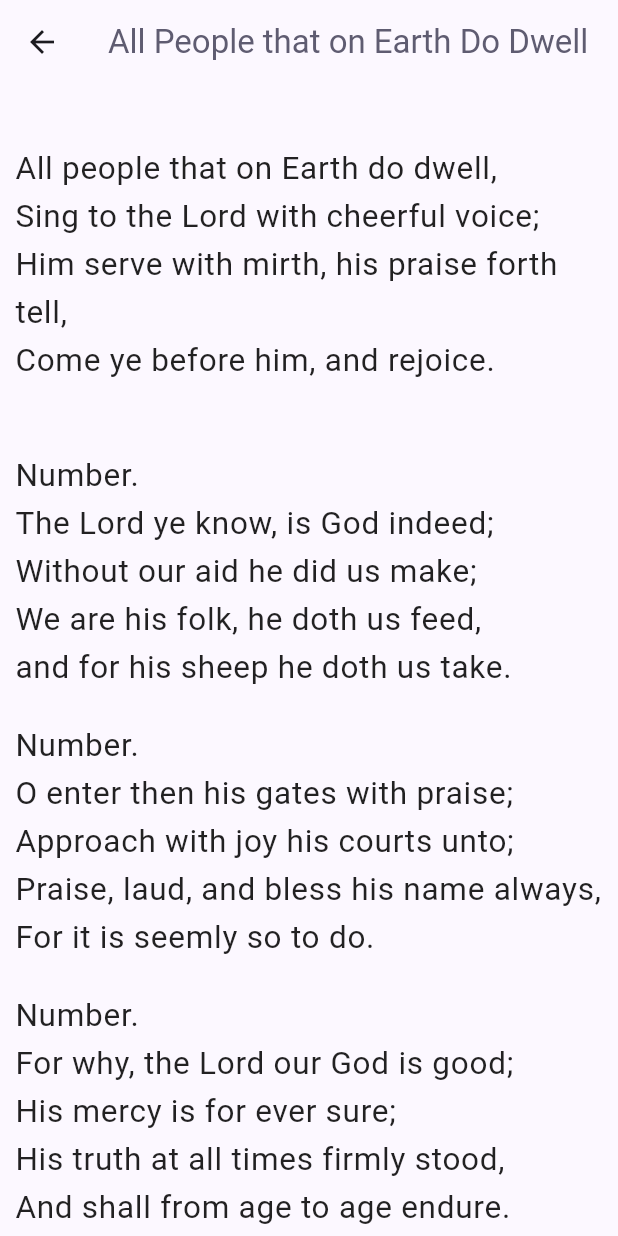
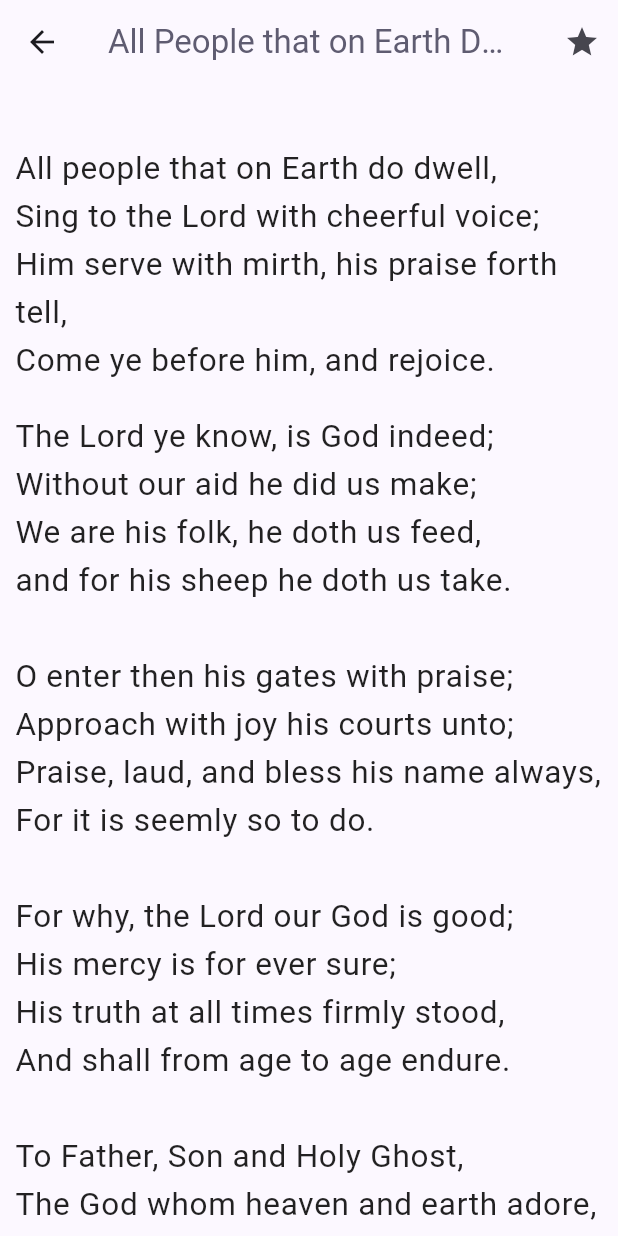
Before and after one commit to NkwiCyril/cameroon_hymnal, a Flutter app: the screen it shows after launch, after a tap on "1.", on a phone screen of 412 x 824 dp. Run offline on Flutter 3.47's test engine with Material 2 defaults, Android fonts, the phone set to English and light mode, and no system bars; our stand-ins replace google_fonts.

Commit message:
added bottom screen navigation to hymnal screen and favorite hymns

```diff
--- a/cameroon_hymnal/lib/data/hymn_data.dart
+++ b/cameroon_hymnal/lib/data/hymn_data.dart
@@ -6,78 +6,37 @@ const hymnData = [
     chorus: 'All people that on Earth do dwell,\nSing to the Lord with cheerful voice;\nHim serve with mirth, his praise forth tell,\nCome ye before him, and rejoice.',
     antiphon: [],
     verses: [
-      'The Lord ye know, is God indeed;\nWithout our aid he did us make;\nWe are his folk, he doth us feed,\nand for his sheep he doth us take.',
-      'O enter then his gates with praise;\nApproach with joy his courts unto;\nPraise, laud, and bless his name always,\nFor it is seemly so to do.',
-      'For why, the Lord our God is good;\nHis mercy is for ever sure;\nHis truth at all times firmly stood,\nAnd shall from age to age endure.\n'
-      'To Father, Son and Holy Ghost,\nThe God whom heaven and earth adore,\nFrom men and from the angle-host\nBe praise and glory evermore. Amen.',
+      'The Lord ye know, is God indeed;\nWithout our aid he did us make;\nWe are his folk, he doth us feed,\nand for his sheep he doth us take.\n',
+      'O enter then his gates with praise;\nApproach with joy his courts unto;\nPraise, laud, and bless his name always,\nFor it is seemly so to do.\n',
+      'For why, the Lord our God is good;\nHis mercy is for ever sure;\nHis truth at all times firmly stood,\nAnd shall from age to age endure.\n\n'
+      'To Father, Son and Holy Ghost,\nThe God whom heaven and earth adore,\nFrom men and from the angle-host\nBe praise and glory evermore. Amen.\n',
     ],
   ),
 
 
   Hymn(
-    title: 'Be Glad',
-    chorus: 'This is the chorus',
-    antiphon: [],
+    title: 'All the earth',
+    chorus: '',
+    antiphon: [
+      'Antiphon:\n'
+      'All the earth proclaim the Lord.\nSing your praise to the Lord\n\n'
+    ],
     verses: [
-      'This is verse 1',
-      'This is verse 2',
-      'This is verse 3',
+      'Serve you the Lord heart filled with gladness\nCome into His presence singing for joy.\n'
+      'Know the Lord is our creator.\nYes, He is our Father, we are is sons and daughters'
     ],
   ),
 
 
 
    Hymn(
-    title: 'I like What I am Doing',
-    chorus: 'This is the chorus',
-    antiphon: [
-      'Antiphon 1',
-      'Antiphon 2',
-      'Antiphon 3',
-    ],
+    title: 'Come, Praise the LORD',
+    chorus: '',
+    antiphon: [],
     verses: [
-      'This is verse 1',
-      'This is verse 2',
-      'This is verse 3',
-    ],
-  ),  Hymn(
-    title: 'Best Version of You',
-    chorus: 'This is the chorus',
-    antiphon: [
-      'Antiphon 1',
-      'Antiphon 2',
-      'Antiphon 3',
-    ],
-    verses: [
-      'This is verse 1',
-      'This is verse 2',
-      'This is verse 3',
-    ],
-  ), Hymn(
-    title: 'Best Version of You',
-    chorus: 'This is the chorus',
-    antiphon: [
-      'Antiphon 1',
-      'Antiphon 2',
-      'Antiphon 3',
-    ],
-    verses: [
-      'This is verse 1',
-      'This is verse 2',
-      'This is verse 3',
-    ],
-  ), Hymn(
-    title: 'Best Version of You',
-    chorus: 'This is the chorus',
-    antiphon: [
-      'Antiphon 1',
-      'Antiphon 2',
-      'Antiphon 3',
-    ],
-    verses: [
-      'This is verse 1',
-      'This is verse 2',
-      'This is verse 3',
+      'Come, praise the LORD, You children of the LORD!\nCome, raise your voice in joyous song.\nAlleluia,Alleluia,Alleluia,Alleluia.\n',
+      'This is verse 2\n',
+      'This is verse 3\n',
     ],
   ),
 ];
--- a/cameroon_hymnal/lib/main.dart
+++ b/cameroon_hymnal/lib/main.dart
@@ -1,3 +1,4 @@
+import 'package:cameroon_hymnal/screens/favorite_screen.dart';
 import 'package:cameroon_hymnal/screens/hymnal_screen.dart';
 import 'package:flutter/material.dart';
 import 'package:google_fonts/google_fonts.dart';
@@ -17,12 +18,10 @@ final darkTheme = ThemeData.dark().copyWith(
     brightness: Brightness.dark,
   ),
   textTheme: GoogleFonts.aBeeZeeTextTheme().copyWith(
-    bodyLarge: GoogleFonts.aBeeZee(
-      color: Colors.white,
-      fontWeight: FontWeight.normal,
-    )
-  ),
-
+      bodyLarge: GoogleFonts.aBeeZee(
+    color: Colors.white,
+    fontWeight: FontWeight.normal,
+  )),
 );
 
 void main() {
@@ -31,17 +30,68 @@ void main() {
   );
 }
 
-class MyApp extends StatelessWidget {
+class MyApp extends StatefulWidget {
   const MyApp({super.key});
 
   @override
+  State<MyApp> createState() => _MyAppState();
+}
+
+class _MyAppState extends State<MyApp> {
+  int currentScreenIndex = 0;
+
+  void _onSelectScreen(int index) {
+    setState(
+      () {
+        currentScreenIndex = index;
+      },
+    );
+  }
+
+  @override
   Widget build(BuildContext context) {
+  Widget currentScreen = const HymnalScreen();
+  if (currentScreenIndex == 1){
+    currentScreen = const FavoriteScreen();
+  }
     return MaterialApp(
       debugShowCheckedModeBanner: false,
       theme: appTheme,
       darkTheme: darkTheme,
       themeMode: ThemeMode.system,
-      home: const HymnalScreen(),
+      home: Scaffold(
+        body: currentScreen,
+        bottomNavigationBar: BottomNavigationBar(
+          currentIndex: currentScreenIndex,
+          onTap: (index) {
+            _onSelectScreen(index);
+          },
+          items: const [
+            BottomNavigationBarItem(
+              label: 'Hymns',
+              activeIcon: Icon(
+                Icons.music_note,
+                size: 30,
+              ),
+              icon: Icon(
+                Icons.music_note_outlined,
+                size: 30,
+              ),
+            ),
+            BottomNavigationBarItem(
+              label: 'Favorite',
+              icon: Icon(
+                Icons.star_border,
+                size: 30,
+              ),
+              activeIcon: Icon(
+                Icons.star,
+                size: 30,
+              ),
+            ),
+          ],
+        ),
+      ),
     );
   }
 }
--- a/cameroon_hymnal/lib/screens/hymn_content_screen.dart
+++ b/cameroon_hymnal/lib/screens/hymn_content_screen.dart
@@ -21,6 +21,14 @@ class HymnalContentScreen extends StatelessWidget {
                 color: Theme.of(context).colorScheme.secondary,
               ),
         ),
+        actions: [
+          IconButton(
+            onPressed: () {},
+            icon: const Icon(
+              Icons.star,
+            ),
+          ),
+        ],
       ),
       body: SingleChildScrollView(
         child: Padding(
--- a/cameroon_hymnal/lib/screens/hymnal_screen.dart
+++ b/cameroon_hymnal/lib/screens/hymnal_screen.dart
@@ -32,7 +32,7 @@ class _HymnalScreenState extends State<HymnalScreen> {
         title: Text(
           'Cameroon Hymnal',
           style: Theme.of(context).textTheme.bodyLarge!.copyWith(
-                color: Theme.of(context).colorScheme.secondary,
+                color: Theme.of(context).colorScheme.onPrimaryContainer,
                 fontSize: 25,
               ),
         ),
@@ -41,7 +41,7 @@ class _HymnalScreenState extends State<HymnalScreen> {
             onPressed: changeIcon,
             icon: Icon(
               icon,
-              color: Theme.of(context).colorScheme.secondary,
+              color: Theme.of(context).colorScheme.onPrimaryContainer,
               size: 27,
             ),
             color: Theme.of(context).colorScheme.onBackground,
--- a/cameroon_hymnal/lib/widgets/hymn_content.dart
+++ b/cameroon_hymnal/lib/widgets/hymn_content.dart
@@ -26,30 +26,20 @@ class HymnContent extends StatelessWidget {
         ),
         ...hymnData[index].antiphon!.map(
           (antiphon) {
-            return Padding(
-              padding: const EdgeInsets.symmetric(
-                vertical: 8.0,
-              ),
-              child: Text(
-                antiphon,
-                style: textStyle,
-              ),
+            return Text(
+              antiphon,
+              style: textStyle,
             );
           },
         ),
         const SizedBox(
-          height: 35,
+          height: 19,
         ),
         for (final verse in hymnData[index].verses)
-          Padding(
-            padding: const EdgeInsets.symmetric(
-              vertical: 10.0,
-            ),
-            child: Text(
-              'Number.\n$verse',
-              style: textStyle,
-            ),
-          )
+          Text(
+            verse,
+            style: textStyle,
+          ),
       ],
     );
   }
```
Also changed, not shown: cameroon_hymnal/lib/screens/favorite_screen.dart (added, +29 -0 lines), cameroon_hymnal/lib/screens/tabs_screen.dart (added, +17 -0 lines), 62 other files.
